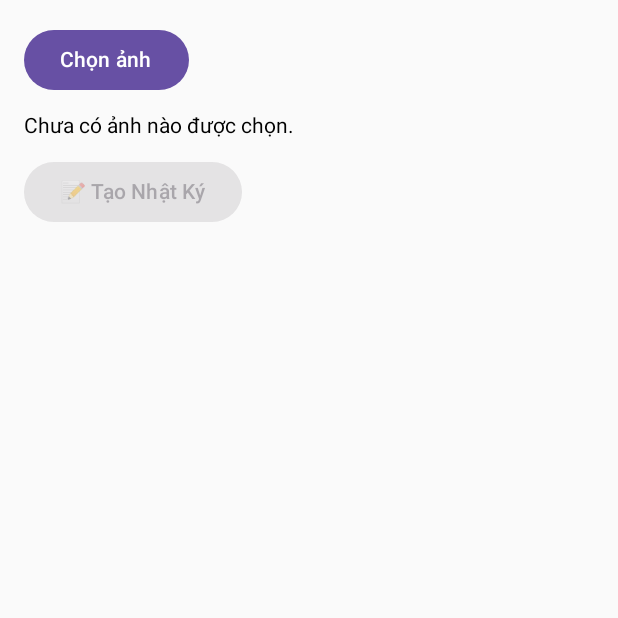
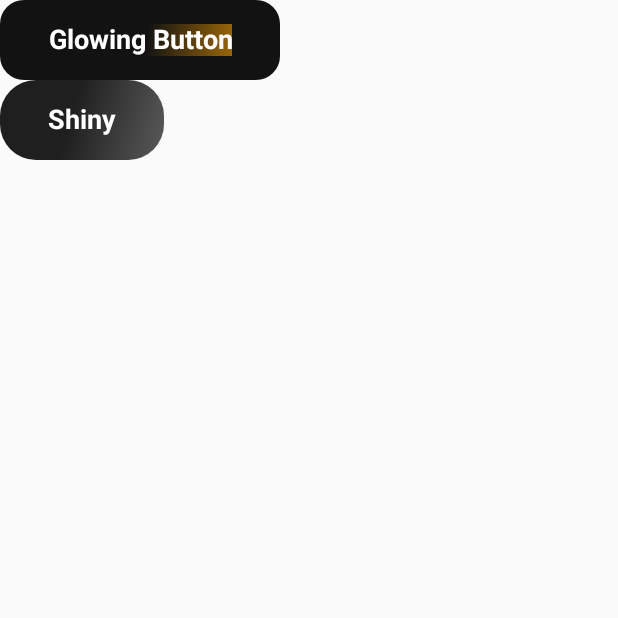
Before and after one commit to vcviet253/BaseApp, an Android app built with Jetpack Compose: the screen it shows after launch (MainActivity), on a phone screen of 412 x 824 dp, the top half of it. Run offline under Robolectric (Android 15) with nearby library versions, the phone set to English and light mode, and no system bars; our stand-ins replace Dagger/Hilt's generated code.

Commit message:
"Add UI components: Shiny button"

```diff
--- a/app/src/main/java/com/example/mealplanner/MainActivity.kt
+++ b/app/src/main/java/com/example/mealplanner/MainActivity.kt
@@ -33,6 +33,8 @@ import com.example.mealplanner.presentation.common.GalaxyBackground
 import com.example.mealplanner.presentation.diary.DiaryScreen
 import com.example.mealplanner.presentation.home.HomeScreen
 import com.example.mealplanner.presentation.login.LoginScreen
+import com.example.mealplanner.presentation.sharedcomponents.GlowingEffectButton
+import com.example.mealplanner.presentation.sharedcomponents.ShinyMovingLightButton
 
 import com.example.mealplanner.ui.theme.MealPlannerTheme
 import dagger.hilt.android.AndroidEntryPoint
@@ -50,7 +52,20 @@ class MainActivity : ComponentActivity() {
         setContent {
 //            val navController = rememberNavController()
 //            CustomNavigation(navController)
-            DiaryScreen()
+           // DiaryScreen()
+            Column() {
+
+                GlowingEffectButton(
+                    onClick = { },
+                    modifier = Modifier
+                )
+
+                ShinyMovingLightButton(
+                    text = "Shiny",
+                    onClick = { },
+                    modifier = Modifier
+                )
+            }
         }
     }
 }
--- a/app/src/main/java/com/example/mealplanner/main.kt
+++ /dev/null
@@ -1,21 +0,0 @@
-import kotlinx.coroutines.CoroutineScope
-import kotlinx.coroutines.Dispatchers
-import kotlinx.coroutines.delay
-import kotlinx.coroutines.launch
-import kotlinx.coroutines.runBlocking
-import kotlinx.coroutines.yield
-import kotlin.random.Random
-import kotlin.random.nextInt
-
-fun main() {
-    runBlocking {
-        val obj: Any = "hello"
-        val str: String? = obj as? String // str is "hello"
-
-        val num: Any = 123
-        val str2: String? = num as? String // str2 is null
-
-        val num1: Any = 123
-        val str3: String = num as String // str2 is null
-    }
-}
--- a/app/src/main/java/com/example/mealplanner/presentation/chat/ChatViewModel.kt
+++ b/app/src/main/java/com/example/mealplanner/presentation/chat/ChatViewModel.kt
@@ -44,6 +44,7 @@ class ChatViewModel @Inject constructor(
             connect(userId)
         }
     }
+
 
     fun connect(userId: String) {
         repository.connectWebSocket(userId)
--- /dev/null
+++ b/app/src/main/java/com/example/mealplanner/presentation/sharedcomponents/GlowingButton.kt
@@ -0,0 +1,131 @@
+package com.example.mealplanner.presentation.sharedcomponents
+
+import androidx.compose.animation.core.LinearEasing
+import androidx.compose.animation.core.RepeatMode
+import androidx.compose.animation.core.animateFloat
+import androidx.compose.animation.core.infiniteRepeatable
+import androidx.compose.animation.core.rememberInfiniteTransition
+import androidx.compose.animation.core.tween
+import androidx.compose.foundation.background
+import androidx.compose.foundation.clickable
+import androidx.compose.foundation.layout.Box
+import androidx.compose.foundation.layout.padding
+import androidx.compose.foundation.shape.RoundedCornerShape
+import androidx.compose.material3.Text
+import androidx.compose.runtime.Composable
+import androidx.compose.runtime.getValue
+import androidx.compose.ui.Alignment
+import androidx.compose.ui.Modifier
+import androidx.compose.ui.draw.clip
+import androidx.compose.ui.draw.drawBehind
+import androidx.compose.ui.geometry.Offset
+import androidx.compose.ui.graphics.Brush
+import androidx.compose.ui.graphics.Color
+import androidx.compose.ui.text.font.FontWeight
+import androidx.compose.ui.text.style.TextAlign
+import androidx.compose.ui.unit.dp
+import androidx.compose.ui.unit.sp
+
+@Composable
+fun GlowingEffectButton(
+    onClick: () -> Unit,
+    modifier: Modifier = Modifier
+) {
+    // Tạo chuyển động cho hiệu ứng ánh sáng
+    val infiniteTransition = rememberInfiniteTransition(label = "GlowTransition")
+    val glowOffsetX by infiniteTransition.animateFloat(
+        initialValue = -500f,  // Bắt đầu ở ngoài màn hình bên trái
+        targetValue = 500f,    // Kết thúc ở ngoài màn hình bên phải
+        animationSpec = infiniteRepeatable(
+            animation = tween(2000, easing = LinearEasing), // Di chuyển mượt mà
+            repeatMode = RepeatMode.Restart
+        ),
+        label = "GlowMovement"
+    )
+
+    Box(
+        modifier = modifier
+            .clip(RoundedCornerShape(16.dp)) // Bo góc cho đẹp
+            .background(Color(0xFF121212)) // Nền tối của button
+            .clickable { onClick() }
+            .padding(horizontal = 32.dp, vertical = 16.dp)
+            .drawBehind {
+                // Vẽ gradient với tia sáng loang
+                val gradient =  Brush.linearGradient(
+                    colors = listOf(
+                        Color.Transparent,
+                        Color(0xFFFFA500), // Ánh sáng cam
+                        Color.Transparent
+                    ),
+                    start = Offset(glowOffsetX, 0f), // Vị trí bắt đầu (di chuyển từ trái sang phải)
+                    end = Offset(glowOffsetX + 300f, size.height) // Kết thúc gradient
+                )
+                drawRect(
+                    brush = gradient,
+                    size = size
+                )
+            }
+    ) {
+        Text(
+            text = "Glowing Button",
+            color = Color.White,
+            fontWeight = FontWeight.Bold,
+            fontSize = 18.sp,
+            textAlign = TextAlign.Center,
+            modifier = Modifier.align(Alignment.Center)
+        )
+    }
+}
+
+@Composable
+fun ShinyMovingLightButton(
+    text: String,
+    onClick: () -> Unit,
+    modifier: Modifier = Modifier
+) {
+    val infiniteTransition = rememberInfiniteTransition(label = "LightTransition")
+
+    // Animate vị trí tia sáng từ trái -> phải
+    val glowOffsetX by infiniteTransition.animateFloat(
+        initialValue = -400f,
+        targetValue = 400f,
+        animationSpec = infiniteRepeatable(
+            animation = tween(durationMillis = 2000, easing = LinearEasing),
+            repeatMode = RepeatMode.Restart
+        ),
+        label = "GlowOffsetX"
+    )
+
+    Box(
+        modifier = modifier
+            .clip(RoundedCornerShape(24.dp)) // Góc bo tròn đẹp
+            .background(Color(0xFF1F1F1F)) // Nền button
+            .clickable { onClick() }
+            .drawBehind {
+                // Tạo hiệu ứng ánh sáng bóng loang
+                val gradient = Brush.linearGradient(
+                    colors = listOf(
+                        Color.Transparent,
+                        Color.White.copy(alpha = 0.4f),
+                        Color.Transparent
+                    ),
+                    start = Offset(glowOffsetX, 0f),
+                    end = Offset(glowOffsetX + 300f, size.height)
+                )
+                drawRect(
+                    brush = gradient,
+                    size = size
+                )
+            }
+            .padding(horizontal = 32.dp, vertical = 16.dp)
+    ) {
+        Text(
+            text = text,
+            color = Color.White,
+            fontWeight = FontWeight.Bold,
+            fontSize = 18.sp,
+            textAlign = TextAlign.Center,
+            modifier = Modifier.align(Alignment.Center)
+        )
+    }
+}
```
